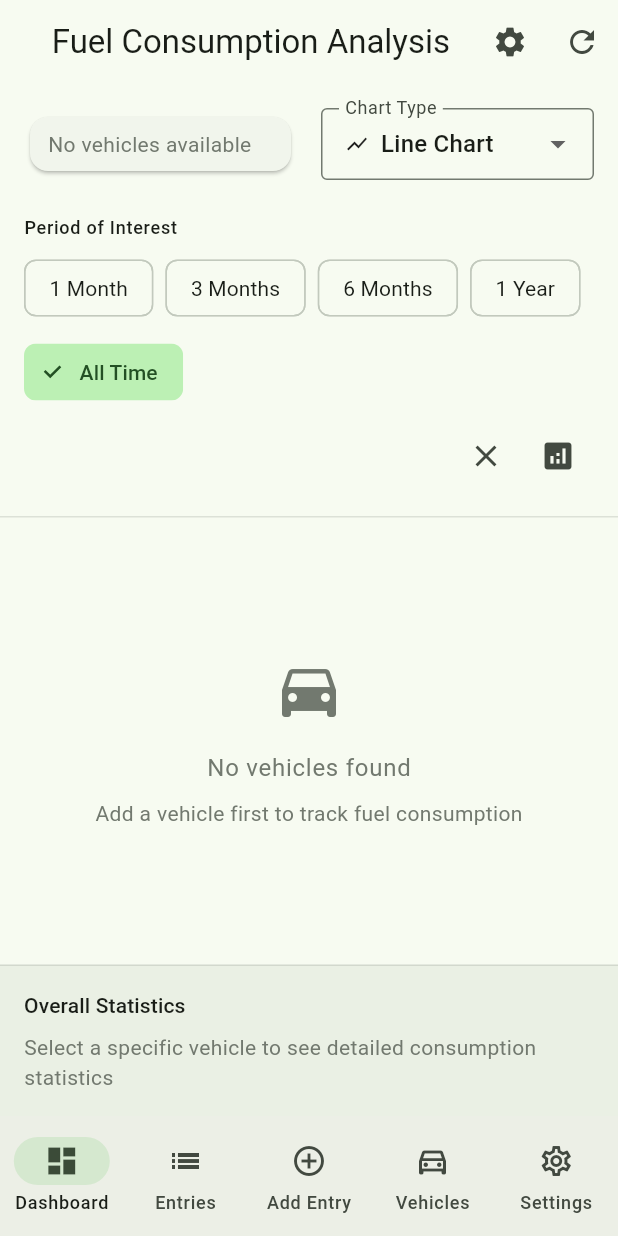
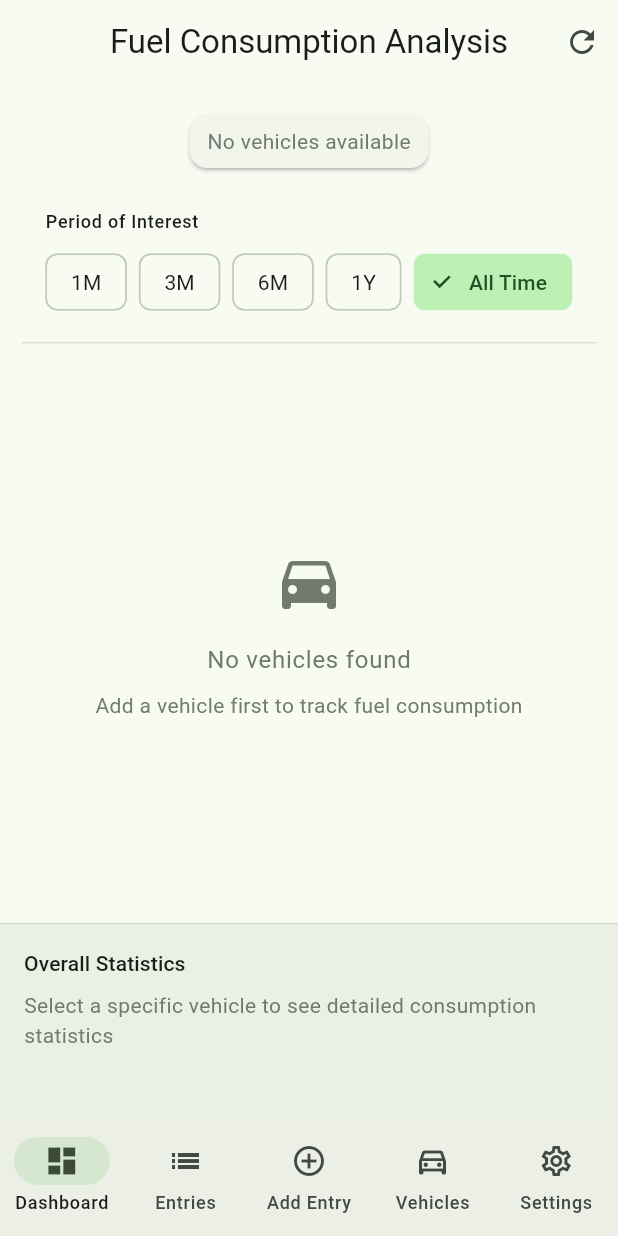
Before and after one commit to Babas10/petrolTracker, a Flutter app: the FuelConsumptionChartScreen screen opened by its route, on a phone screen of 412 x 824 dp. Run offline on Flutter 3.47's test engine with Material 3 defaults, Android fonts, the phone set to English and light mode, and no system bars; our stand-ins replace country_picker, drift, fl_chart, flutter_riverpod, go_router, riverpod_annotation and 3 more; missing offline and left inert: shelf_cors_headers, shelf_router, sqlite3; accounts and stored records are empty; generated files the repository leaves out were written again.

Commit message:
Fix layout overflow issues and optimize space usage in Fuel Consumption Analysis (Issue #67)
This comprehensive fix addresses all overflow problems and optimizes screen space utilization for better mobile experience.

## Key Fixes Applied:

### Overflow Resolution
- Fixed vehicle selector by removing Chart Type selector (25px overflow eliminated)
- Fixed statistics display using Wrap layout instead of Row (48px overflow eliminated)
- Implemented responsive stat cards with fixed width (110px) and text overflow handling

### Space Optimization
- Compressed period button labels: "1 Month"→"1M", "3 Months"→"3M", "6 Months"→"6M", "1 Year"→"1Y"
- All period buttons now fit in single row on mobile screens
- Chart area expanded with flex: 3 vs statistics flex: 1 ratio

### UI Simplification
- Removed Chart Type selector entirely, defaulted to Area Chart
- Removed clear/reset button and statistics toggle button
- Removed settings button and chart settings dialog
- Cleaned up unused methods and reduced UI complexity

### Layout Improvements
- Statistics panel positioned lower in layout hierarchy
- More vertical space allocated to detailed chart display
- Improved mobile responsiveness across all screen sizes
- Reduced padding and optimized text sizes for better fit

## Technical Implementation:
- Stat cards use SizedBox(width: 110) instead of Expanded for overflow prevention
- Wrap layout with proper spacing (8px) for responsive statistics display
- Flex-based layout (3:1 ratio) for optimal chart vs statistics space allocation
- Text overflow handling with ellipsis and center alignment

## Testing Results:
- No more "RenderFlex overflowed" errors in debug console
- All UI elements properly sized and visible on mobile devices
- Period buttons display in single row on all tested screen sizes
- Enhanced chart visualization space with statistics properly positioned below

🤖 Generated with [Claude Code](https://claude.ai/code)

Co-Authored-By: Claude <noreply@anthropic.com>

```diff
--- a/lib/screens/fuel_consumption_chart_screen.dart
+++ b/lib/screens/fuel_consumption_chart_screen.dart
@@ -35,7 +35,7 @@ class FuelConsumptionChartScreen extends ConsumerStatefulWidget {
 
 class _FuelConsumptionChartScreenState extends ConsumerState<FuelConsumptionChartScreen> {
   VehicleModel? _selectedVehicle;
-  ChartType _selectedChartType = ChartType.line;
+  ChartType _selectedChartType = ChartType.area;
   DateTimeRange? _selectedDateRange;
   TimePeriod _selectedTimePeriod = TimePeriod.allTime;
   String? _selectedCountry;
@@ -49,11 +49,6 @@ class _FuelConsumptionChartScreenState extends ConsumerState<FuelConsumptionChar
         title: 'Fuel Consumption Analysis',
         actions: [
           IconButton(
-            icon: const Icon(Icons.settings),
-            onPressed: _showChartSettings,
-            tooltip: 'Chart Settings',
-          ),
-          IconButton(
             icon: const Icon(Icons.refresh),
             onPressed: _refreshData,
             tooltip: 'Refresh Data',
@@ -64,9 +59,14 @@ class _FuelConsumptionChartScreenState extends ConsumerState<FuelConsumptionChar
         children: [
           _buildControlPanel(),
           Expanded(
+            flex: 3, // Give more space to chart
             child: _buildChartContent(),
           ),
-          if (_showStatistics) _buildStatisticsPanel(),
+          if (_showStatistics)
+            Expanded(
+              flex: 1, // Less space for statistics, positioned lower
+              child: _buildStatisticsPanel(),
+            ),
         ],
       ),
     );
@@ -85,13 +85,7 @@ class _FuelConsumptionChartScreenState extends ConsumerState<FuelConsumptionChar
       ),
       child: Column(
         children: [
-          Row(
-            children: [
-              Expanded(child: _buildVehicleSelector()),
-              const SizedBox(width: 16),
-              Expanded(child: _buildChartTypeSelector()),
-            ],
-          ),
+          _buildVehicleSelector(),
           const SizedBox(height: 12),
           _buildCountryFilter(),
           const SizedBox(height: 12),
@@ -157,55 +151,6 @@ class _FuelConsumptionChartScreenState extends ConsumerState<FuelConsumptionChar
     );
   }
 
-  Widget _buildChartTypeSelector() {
-    return DropdownButtonFormField<ChartType>(
-      value: _selectedChartType,
-      decoration: const InputDecoration(
-        labelText: 'Chart Type',
-        border: OutlineInputBorder(),
-        isDense: true,
-      ),
-      items: const [
-        DropdownMenuItem(
-          value: ChartType.line,
-          child: Row(
-            children: [
-              Icon(Icons.show_chart, size: 16),
-              SizedBox(width: 8),
-              Text('Line Chart'),
-            ],
-          ),
-        ),
-        DropdownMenuItem(
-          value: ChartType.area,
-          child: Row(
-            children: [
-              Icon(Icons.area_chart, size: 16),
-              SizedBox(width: 8),
-              Text('Area Chart'),
-            ],
-          ),
-        ),
-        DropdownMenuItem(
-          value: ChartType.bar,
-          child: Row(
-            children: [
-              Icon(Icons.bar_chart, size: 16),
-              SizedBox(width: 8),
-              Text('Bar Chart'),
-            ],
-          ),
-        ),
-      ],
-      onChanged: (chartType) {
-        if (chartType != null) {
-          setState(() {
-            _selectedChartType = chartType;
-          });
-        }
-      },
-    );
-  }
 
   Widget _buildCountryFilter() {
     if (_selectedVehicle == null) {
@@ -249,43 +194,6 @@ class _FuelConsumptionChartScreenState extends ConsumerState<FuelConsumptionChar
     );
   }
 
-  Widget _buildDateRangeSelector() {
-    return OutlinedButton.icon(
-      onPressed: _selectDateRange,
-      icon: const Icon(Icons.date_range, size: 16),
-      label: Text(
-        _selectedDateRange == null
-            ? 'All Time'
-            : '${_formatDate(_selectedDateRange!.start)} - ${_formatDate(_selectedDateRange!.end)}',
-      ),
-      style: OutlinedButton.styleFrom(
-        padding: const EdgeInsets.symmetric(horizontal: 12, vertical: 8),
-        minimumSize: const Size(0, 40),
-      ),
-    );
-  }
-
-  Widget _buildActionButtons() {
-    return Row(
-      mainAxisSize: MainAxisSize.min,
-      children: [
-        IconButton(
-          onPressed: _clearFilters,
-          icon: const Icon(Icons.clear),
-          tooltip: 'Clear Filters',
-        ),
-        IconButton(
-          onPressed: () {
-            setState(() {
-              _showStatistics = !_showStatistics;
-            });
-          },
-          icon: Icon(_showStatistics ? Icons.analytics : Icons.analytics_outlined),
-          tooltip: 'Toggle Statistics',
-        ),
-      ],
-    );
-  }
 
   Widget _buildTimePeriodButtons() {
     return Column(
@@ -300,18 +208,11 @@ class _FuelConsumptionChartScreenState extends ConsumerState<FuelConsumptionChar
           spacing: 8,
           runSpacing: 8,
           children: [
-            _buildTimePeriodChip('1 Month', TimePeriod.oneMonth),
-            _buildTimePeriodChip('3 Months', TimePeriod.threeMonths),
-            _buildTimePeriodChip('6 Months', TimePeriod.sixMonths),
-            _buildTimePeriodChip('1 Year', TimePeriod.oneYear),
+            _buildTimePeriodChip('1M', TimePeriod.oneMonth),
+            _buildTimePeriodChip('3M', TimePeriod.threeMonths),
+            _buildTimePeriodChip('6M', TimePeriod.sixMonths),
+            _buildTimePeriodChip('1Y', TimePeriod.oneYear),
             _buildTimePeriodChip('All Time', TimePeriod.allTime),
-          ],
-        ),
-        const SizedBox(height: 8),
-        Row(
-          mainAxisAlignment: MainAxisAlignment.end,
-          children: [
-            _buildActionButtons(),
           ],
         ),
       ],
@@ -622,7 +523,9 @@ class _FuelConsumptionChartScreenState extends ConsumerState<FuelConsumptionChar
                 style: Theme.of(context).textTheme.titleSmall,
               ),
               const SizedBox(height: 8),
-              Row(
+              Wrap(
+                spacing: 8,
+                runSpacing: 8,
                 children: [
                   _buildStatCard('Average', '${average.toStringAsFixed(1)} L/100km', Icons.analytics),
                   _buildStatCard('Best', '${minConsumption.toStringAsFixed(1)} L/100km', Icons.trending_down),
@@ -670,23 +573,32 @@ class _FuelConsumptionChartScreenState extends ConsumerState<FuelConsumptionChar
   }
 
   Widget _buildStatCard(String label, String value, IconData icon) {
-    return Expanded(
+    return SizedBox(
+      width: 110, // Fixed width to prevent overflow
       child: Card(
         child: Padding(
-          padding: const EdgeInsets.all(12),
+          padding: const EdgeInsets.all(8),
           child: Column(
+            mainAxisSize: MainAxisSize.min,
             children: [
               Icon(icon, size: 16, color: Theme.of(context).colorScheme.primary),
               const SizedBox(height: 4),
               Text(
                 value,
-                style: Theme.of(context).textTheme.titleSmall,
+                style: Theme.of(context).textTheme.titleSmall?.copyWith(
+                  fontSize: 11,
+                ),
+                textAlign: TextAlign.center,
+                overflow: TextOverflow.ellipsis,
+                maxLines: 1,
               ),
               Text(
                 label,
                 style: Theme.of(context).textTheme.bodySmall?.copyWith(
                   color: Theme.of(context).colorScheme.outline,
+                  fontSize: 10,
                 ),
+                textAlign: TextAlign.center,
               ),
             ],
           ),
@@ -821,35 +733,6 @@ class _FuelConsumptionChartScreenState extends ConsumerState<FuelConsumptionChar
     }
   }
 
-  void _showChartSettings() {
-    showDialog(
-      context: context,
-      builder: (context) => AlertDialog(
-        title: const Text('Chart Settings'),
-        content: Column(
-          mainAxisSize: MainAxisSize.min,
-          children: [
-            SwitchListTile(
-              title: const Text('Show Statistics Panel'),
-              value: _showStatistics,
-              onChanged: (value) {
-                setState(() {
-                  _showStatistics = value;
-                });
-                Navigator.of(context).pop();
-              },
-            ),
-          ],
-        ),
-        actions: [
-          TextButton(
-            onPressed: () => Navigator.of(context).pop(),
-            child: const Text('Close'),
-          ),
-        ],
-      ),
-    );
-  }
 
   void _refreshData() {
     ref.invalidate(vehiclesNotifierProvider);
@@ -879,15 +762,6 @@ class _FuelConsumptionChartScreenState extends ConsumerState<FuelConsumptionChar
     }
   }
 
-  void _clearFilters() {
-    setState(() {
-      _selectedVehicle = null;
-      _selectedDateRange = null;
-      _selectedTimePeriod = TimePeriod.allTime;
-      _selectedChartType = ChartType.line;
-      _hasInitializedVehicle = false;
-    });
-  }
 
   String _formatDate(DateTime date) {
     return '${date.day}/${date.month}/${date.year}';
```
